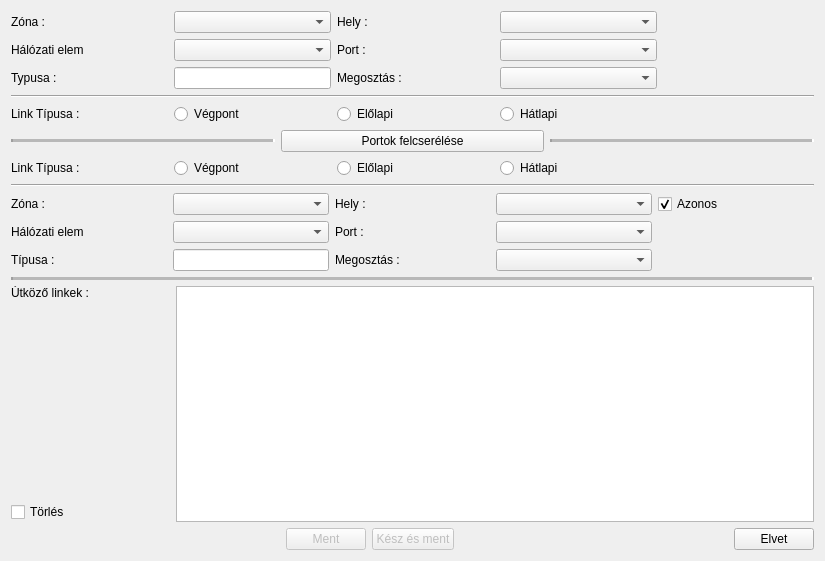
First picture: the form in lv2g/add_phs_link.ui, repository csikfer/lanview2, before the edit.
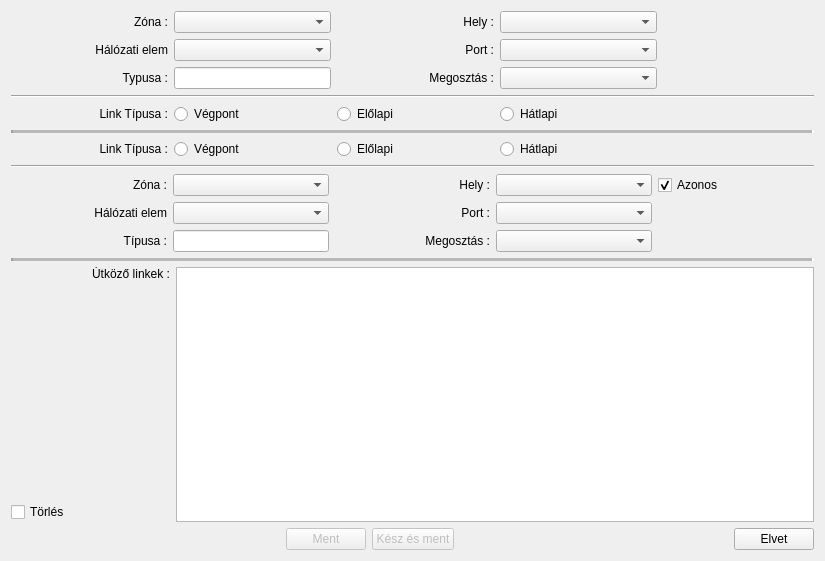
Second picture: the form after the edit.

What changed in the file:
```diff
--- a/lv2g/add_phs_link.ui
+++ b/lv2g/add_phs_link.ui
@@ -21,6 +21,9 @@
        <property name="text">
         <string>Hálózati elem</string>
        </property>
+       <property name="alignment">
+        <set>Qt::AlignRight|Qt::AlignTrailing|Qt::AlignVCenter</set>
+       </property>
       </widget>
      </item>
      <item row="1" column="1">
@@ -31,6 +34,9 @@
        <property name="text">
         <string>Port :</string>
        </property>
+       <property name="alignment">
+        <set>Qt::AlignRight|Qt::AlignTrailing|Qt::AlignVCenter</set>
+       </property>
       </widget>
      </item>
      <item row="2" column="2">
@@ -38,6 +44,9 @@
        <property name="text">
         <string>Megosztás :</string>
        </property>
+       <property name="alignment">
+        <set>Qt::AlignRight|Qt::AlignTrailing|Qt::AlignVCenter</set>
+       </property>
       </widget>
      </item>
      <item row="0" column="3">
@@ -51,6 +60,9 @@
        <property name="text">
         <string>Zóna :</string>
        </property>
+       <property name="alignment">
+        <set>Qt::AlignRight|Qt::AlignTrailing|Qt::AlignVCenter</set>
+       </property>
       </widget>
      </item>
      <item row="0" column="2">
@@ -58,6 +70,9 @@
        <property name="text">
         <string>Hely :</string>
        </property>
+       <property name="alignment">
+        <set>Qt::AlignRight|Qt::AlignTrailing|Qt::AlignVCenter</set>
+       </property>
       </widget>
      </item>
      <item row="2" column="3">
@@ -130,6 +145,9 @@
        <property name="text">
         <string>Typusa :</string>
        </property>
+       <property name="alignment">
+        <set>Qt::AlignRight|Qt::AlignTrailing|Qt::AlignVCenter</set>
+       </property>
       </widget>
      </item>
      <item row="2" column="1">
@@ -155,6 +173,9 @@
        <property name="text">
         <string>Link Típusa :</string>
        </property>
+       <property name="alignment">
+        <set>Qt::AlignRight|Qt::AlignTrailing|Qt::AlignVCenter</set>
+       </property>
       </widget>
      </item>
      <item>
@@ -194,41 +215,17 @@
     </layout>
    </item>
    <item>
-    <layout class="QHBoxLayout" name="horizontalLayout">
-     <item>
-      <widget class="Line" name="line_4">
-       <property name="lineWidth">
-        <number>2</number>
-       </property>
-       <property name="midLineWidth">
-        <number>4</number>
-       </property>
-       <property name="orientation">
-        <enum>Qt::Horizontal</enum>
-       </property>
-      </widget>
-     </item>
-     <item>
-      <widget class="QPushButton" name="pushButtonSwap">
-       <property name="text">
-        <string>Portok felcserélése</string>
-       </property>
-      </widget>
-     </item>
-     <item>
-      <widget class="Line" name="line_3">
-       <property name="lineWidth">
-        <number>2</number>
-       </property>
-       <property name="midLineWidth">
-        <number>4</number>
-       </property>
-       <property name="orientation">
-        <enum>Qt::Horizontal</enum>
-       </property>
-      </widget>
-     </item>
-    </layout>
+    <widget class="Line" name="line_4">
+     <property name="lineWidth">
+      <number>2</number>
+     </property>
+     <property name="midLineWidth">
+      <number>4</number>
+     </property>
+     <property name="orientation">
+      <enum>Qt::Horizontal</enum>
+     </property>
+    </widget>
    </item>
    <item>
     <layout class="QHBoxLayout" name="horizontalLayout_2" stretch="1,1,1,1,1">
@@ -237,6 +234,9 @@
        <property name="text">
         <string>Link Típusa :</string>
        </property>
+       <property name="alignment">
+        <set>Qt::AlignRight|Qt::AlignTrailing|Qt::AlignVCenter</set>
+       </property>
       </widget>
      </item>
      <item>
@@ -289,6 +289,9 @@
        <property name="text">
         <string>Hálózati elem</string>
        </property>
+       <property name="alignment">
+        <set>Qt::AlignRight|Qt::AlignTrailing|Qt::AlignVCenter</set>
+       </property>
       </widget>
      </item>
      <item row="1" column="1">
@@ -299,6 +302,9 @@
        <property name="text">
         <string>Zóna :</string>
        </property>
+       <property name="alignment">
+        <set>Qt::AlignRight|Qt::AlignTrailing|Qt::AlignVCenter</set>
+       </property>
       </widget>
      </item>
      <item row="0" column="1">
@@ -309,6 +315,9 @@
        <property name="text">
         <string>Hely :</string>
        </property>
+       <property name="alignment">
+        <set>Qt::AlignRight|Qt::AlignTrailing|Qt::AlignVCenter</set>
+       </property>
       </widget>
      </item>
      <item row="0" column="3">
@@ -329,6 +338,9 @@
        <property name="text">
         <string>Típusa :</string>
        </property>
+       <property name="alignment">
+        <set>Qt::AlignRight|Qt::AlignTrailing|Qt::AlignVCenter</set>
+       </property>
       </widget>
      </item>
      <item row="2" column="1">
@@ -343,6 +355,9 @@
        <property name="text">
         <string>Port :</string>
        </property>
+       <property name="alignment">
+        <set>Qt::AlignRight|Qt::AlignTrailing|Qt::AlignVCenter</set>
+       </property>
       </widget>
      </item>
      <item row="1" column="3">
@@ -353,6 +368,9 @@
        <property name="text">
         <string>Megosztás :</string>
        </property>
+       <property name="alignment">
+        <set>Qt::AlignRight|Qt::AlignTrailing|Qt::AlignVCenter</set>
+       </property>
       </widget>
      </item>
      <item row="2" column="3">
@@ -428,6 +446,9 @@
          <property name="text">
           <string>Útköző linkek :</string>
          </property>
+         <property name="alignment">
+          <set>Qt::AlignRight|Qt::AlignTrailing|Qt::AlignVCenter</set>
+         </property>
         </widget>
        </item>
        <item>
```
Left out of the diff: 33 changed lines with no effect on the pictures.
